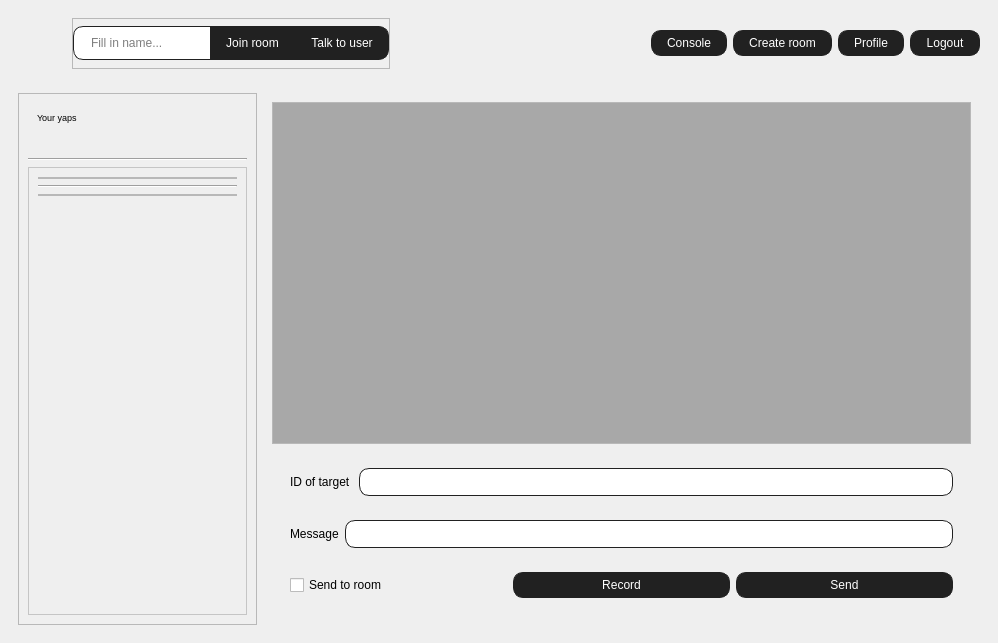
Before: the Qt Designer form PWChat/client/ui/mainwindow.ui in sarek167/PWChat, drawn with Qt 5.
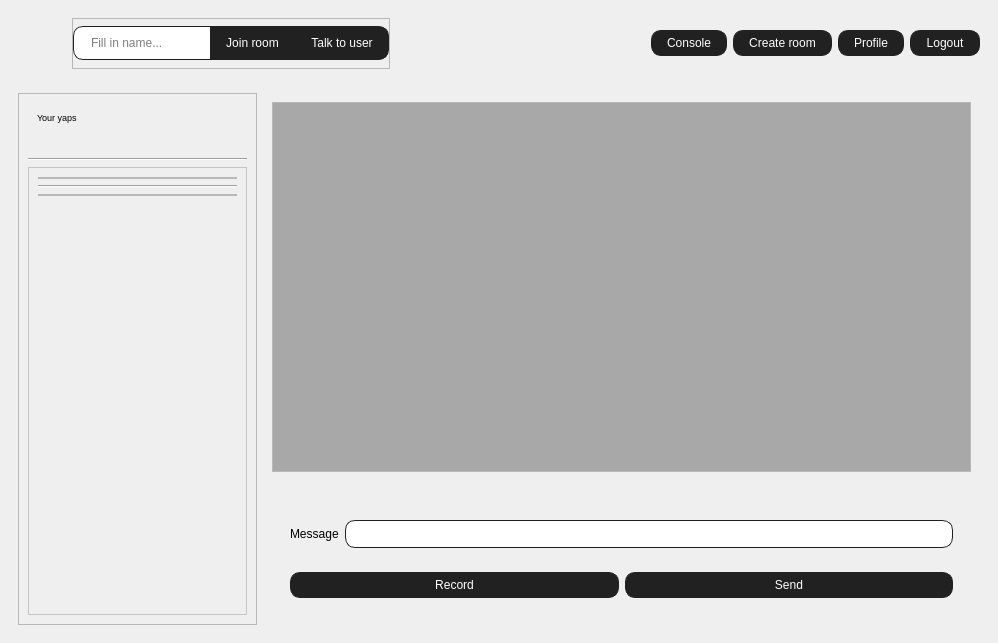
After: the same form once the commit is applied. Icons and pictures are not drawn.

Diff of the .ui file:
```diff
--- a/PWChat/client/ui/mainwindow.ui
+++ b/PWChat/client/ui/mainwindow.ui
@@ -372,7 +372,7 @@
                <x>0</x>
                <y>0</y>
                <width>686</width>
-               <height>289</height>
+               <height>323</height>
               </rect>
              </property>
              <layout class="QVBoxLayout" name="verticalLayoutChat">
@@ -384,7 +384,7 @@
                 <property name="sizeHint" stdset="0">
                  <size>
                   <width>20</width>
-                  <height>264</height>
+                  <height>40</height>
                  </size>
                 </property>
                </spacer>
@@ -398,18 +398,7 @@
             <layout class="QVBoxLayout" name="verticalLayout_3">
              <item>
               <widget class="QWidget" name="widget_5" native="true">
-               <layout class="QHBoxLayout" name="horizontalLayout_3">
-                <item>
-                 <widget class="QLabel" name="labelTargetID">
-                  <property name="text">
-                   <string>ID of target </string>
-                  </property>
-                 </widget>
-                </item>
-                <item>
-                 <widget class="QLineEdit" name="editTargetID"/>
-                </item>
-               </layout>
+               <layout class="QHBoxLayout" name="horizontalLayout_3"/>
               </widget>
              </item>
              <item>
@@ -431,13 +420,6 @@
              <item>
               <widget class="QWidget" name="widget_7" native="true">
                <layout class="QHBoxLayout" name="horizontalLayout_5">
-                <item>
-                 <widget class="QCheckBox" name="checkSendRoom">
-                  <property name="text">
-                   <string>Send to room</string>
-                  </property>
-                 </widget>
-                </item>
                 <item>
                  <widget class="QPushButton" name="btnRecordAudio">
                   <property name="text">
```
